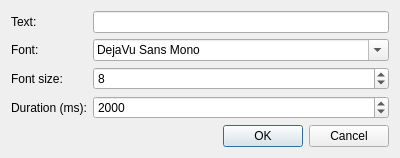
FilePhil/blinkgui, file text_dialog.ui: the form before one commit.
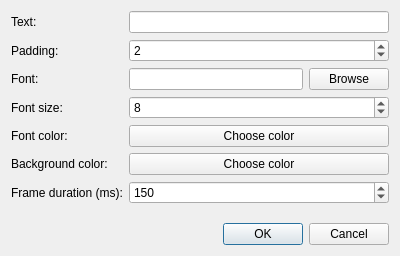
The form after the commit.

The edit to the form file:
```diff
--- a/text_dialog.ui
+++ b/text_dialog.ui
@@ -7,7 +7,7 @@
     <x>0</x>
     <y>0</y>
     <width>400</width>
-    <height>143</height>
+    <height>256</height>
    </rect>
   </property>
   <property name="windowTitle">
@@ -16,6 +16,9 @@
   <layout class="QGridLayout" name="gridLayout">
    <item row="0" column="0">
     <layout class="QFormLayout" name="formLayout">
+     <property name="fieldGrowthPolicy">
+      <enum>QFormLayout::ExpandingFieldsGrow</enum>
+     </property>
      <item row="1" column="0">
       <widget class="QLabel" name="label">
        <property name="text">
@@ -26,32 +29,75 @@
      <item row="1" column="1">
       <widget class="QLineEdit" name="textEdit"/>
      </item>
-     <item row="2" column="1">
-      <widget class="QFontComboBox" name="fontComboBox">
-       <property name="sizePolicy">
-        <sizepolicy hsizetype="Expanding" vsizetype="Fixed">
-         <horstretch>0</horstretch>
-         <verstretch>0</verstretch>
-        </sizepolicy>
-       </property>
-       <property name="fontFilters">
-        <set>QFontComboBox::ScalableFonts</set>
-       </property>
-       <property name="currentFont">
-        <font>
-         <family>Andale Mono</family>
-        </font>
-       </property>
-      </widget>
-     </item>
      <item row="2" column="0">
+      <widget class="QLabel" name="label_5">
+       <property name="text">
+        <string>Padding:</string>
+       </property>
+      </widget>
+     </item>
+     <item row="2" column="1">
+      <widget class="QSpinBox" name="paddingSpin">
+       <property name="sizePolicy">
+        <sizepolicy hsizetype="Expanding" vsizetype="Fixed">
+         <horstretch>0</horstretch>
+         <verstretch>0</verstretch>
+        </sizepolicy>
+       </property>
+       <property name="value">
+        <number>2</number>
+       </property>
+      </widget>
+     </item>
+     <item row="3" column="0">
       <widget class="QLabel" name="label_2">
        <property name="text">
         <string>Font:</string>
        </property>
       </widget>
      </item>
-     <item row="4" column="1">
+     <item row="3" column="1">
+      <layout class="QHBoxLayout" name="horizontalLayout">
+       <item>
+        <widget class="QLineEdit" name="fontEdit"/>
+       </item>
+       <item>
+        <widget class="QPushButton" name="openFontButton">
+         <property name="text">
+          <string>Browse</string>
+         </property>
+        </widget>
+       </item>
+      </layout>
+     </item>
+     <item row="5" column="0">
+      <widget class="QLabel" name="label_4">
+       <property name="text">
+        <string>Font size:</string>
+       </property>
+      </widget>
+     </item>
+     <item row="5" column="1">
+      <widget class="QSpinBox" name="fontsizeSpin">
+       <property name="sizePolicy">
+        <sizepolicy hsizetype="Expanding" vsizetype="Fixed">
+         <horstretch>0</horstretch>
+         <verstretch>0</verstretch>
+        </sizepolicy>
+       </property>
+       <property name="value">
+        <number>8</number>
+       </property>
+      </widget>
+     </item>
+     <item row="8" column="0">
+      <widget class="QLabel" name="label_3">
+       <property name="text">
+        <string>Frame duration (ms):</string>
+       </property>
+      </widget>
+     </item>
+     <item row="8" column="1">
       <widget class="QSpinBox" name="durationSpin">
        <property name="sizePolicy">
         <sizepolicy hsizetype="Expanding" vsizetype="Fixed">
@@ -66,34 +112,47 @@
         <number>999999</number>
        </property>
        <property name="value">
-        <number>2000</number>
+        <number>150</number>
        </property>
       </widget>
      </item>
-     <item row="4" column="0">
-      <widget class="QLabel" name="label_3">
+     <item row="6" column="0">
+      <widget class="QLabel" name="label_6">
        <property name="text">
-        <string>Duration (ms):</string>
+        <string>Font color:</string>
        </property>
       </widget>
      </item>
-     <item row="3" column="1">
-      <widget class="QSpinBox" name="fontsizeSpin">
+     <item row="7" column="0">
+      <widget class="QLabel" name="label_7">
+       <property name="text">
+        <string>Background color:</string>
+       </property>
+      </widget>
+     </item>
+     <item row="6" column="1">
+      <widget class="QPushButton" name="fontColorButton">
        <property name="sizePolicy">
         <sizepolicy hsizetype="Expanding" vsizetype="Fixed">
          <horstretch>0</horstretch>
          <verstretch>0</verstretch>
         </sizepolicy>
        </property>
-       <property name="value">
-        <number>8</number>
+       <property name="text">
+        <string>Choose color</string>
        </property>
       </widget>
      </item>
-     <item row="3" column="0">
-      <widget class="QLabel" name="label_4">
+     <item row="7" column="1">
+      <widget class="QPushButton" name="backgroundColorButton">
+       <property name="sizePolicy">
+        <sizepolicy hsizetype="Expanding" vsizetype="Preferred">
+         <horstretch>0</horstretch>
+         <verstretch>0</verstretch>
+        </sizepolicy>
+       </property>
        <property name="text">
-        <string>Font size:</string>
+        <string>Choose color</string>
        </property>
       </widget>
      </item>
```
Left out of the diff: 19 changed lines with no effect on the pictures.
